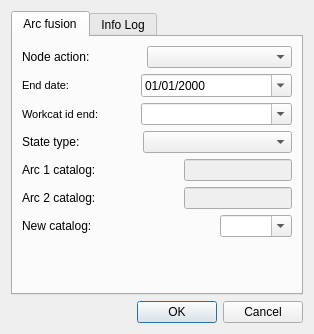
This is core/ui/toolbars/edit/arc_fusion.ui in Giswater/giswater_qgis_plugin as Qt 5 draws it before an edit. The edited form follows.
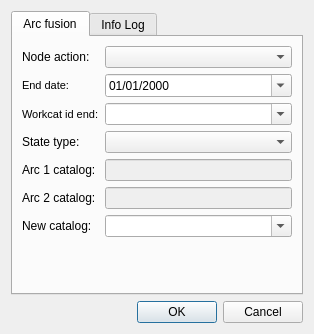
This is the edited form.

Commit message: feat(arc_fusion_btn | feature_replace_btn): add feature psector checks and hide widgets on arc_fusion_btn for plan mode

Patch:
```diff
--- a/core/ui/toolbars/edit/arc_fusion.ui
+++ b/core/ui/toolbars/edit/arc_fusion.ui
@@ -64,53 +64,24 @@
        <string>Arc fusion</string>
       </attribute>
       <layout class="QGridLayout" name="gridLayout_2">
-       <item row="9" column="0">
-        <spacer name="verticalSpacer">
-         <property name="orientation">
-          <enum>Qt::Vertical</enum>
-         </property>
-         <property name="sizeHint" stdset="0">
-          <size>
-           <width>20</width>
-           <height>40</height>
-          </size>
-         </property>
-        </spacer>
-       </item>
-       <item row="5" column="0">
-        <layout class="QHBoxLayout" name="horizontalLayout_3">
-         <item>
-          <widget class="QLabel" name="lbl_arc1cat">
-           <property name="text">
-            <string>Arc 1 catalog:</string>
-           </property>
-          </widget>
-         </item>
-         <item>
-          <spacer name="horizontalSpacer_6">
-           <property name="orientation">
-            <enum>Qt::Horizontal</enum>
-           </property>
-           <property name="sizeHint" stdset="0">
-            <size>
-             <width>40</width>
-             <height>20</height>
-            </size>
-           </property>
-          </spacer>
-         </item>
-         <item>
+       <item row="4" column="1">
           <widget class="QLineEdit" name="txt_arc1cat">
            <property name="enabled">
             <bool>false</bool>
            </property>
           </widget>
          </item>
-        </layout>
+       <item row="0" column="1">
+        <widget class="QComboBox" name="cmb_nodeaction">
+         <property name="sizePolicy">
+          <sizepolicy hsizetype="Expanding" vsizetype="Fixed">
+           <horstretch>0</horstretch>
+           <verstretch>0</verstretch>
+          </sizepolicy>
+         </property>
+        </widget>
        </item>
-       <item row="2" column="0">
-        <layout class="QHBoxLayout" name="horizontalLayout_2">
-         <item>
+       <item row="1" column="0">
           <widget class="QLabel" name="lbl_enddate">
            <property name="font">
             <font>
@@ -137,132 +108,17 @@
            </property>
           </widget>
          </item>
-         <item>
-          <spacer name="horizontalSpacer">
-           <property name="orientation">
-            <enum>Qt::Horizontal</enum>
-           </property>
-           <property name="sizeType">
-            <enum>QSizePolicy::Fixed</enum>
-           </property>
-           <property name="sizeHint" stdset="0">
-            <size>
-             <width>65</width>
-             <height>20</height>
-            </size>
-           </property>
-          </spacer>
-         </item>
-         <item>
-          <widget class="QDateEdit" name="enddate">
-           <property name="sizePolicy">
-            <sizepolicy hsizetype="Expanding" vsizetype="Fixed">
-             <horstretch>0</horstretch>
-             <verstretch>0</verstretch>
-            </sizepolicy>
-           </property>
-           <property name="displayFormat">
-            <string>dd/MM/yyyy</string>
-           </property>
-           <property name="calendarPopup">
-            <bool>true</bool>
-           </property>
-          </widget>
-         </item>
-        </layout>
-       </item>
-       <item row="3" column="0">
-        <layout class="QHBoxLayout" name="horizontalLayout">
-         <item>
-          <widget class="QLabel" name="lbl_workcat_id_end">
-           <property name="font">
-            <font>
-             <pointsize>8</pointsize>
-            </font>
-           </property>
-           <property name="frameShape">
-            <enum>QFrame::NoFrame</enum>
-           </property>
-           <property name="frameShadow">
-            <enum>QFrame::Raised</enum>
-           </property>
-           <property name="text">
-            <string>Workcat id end:</string>
-           </property>
-           <property name="textFormat">
-            <enum>Qt::AutoText</enum>
-           </property>
-           <property name="scaledContents">
-            <bool>false</bool>
-           </property>
-           <property name="margin">
-            <number>3</number>
-           </property>
-          </widget>
-         </item>
-         <item>
-          <spacer name="horizontalSpacer_2">
-           <property name="orientation">
-            <enum>Qt::Horizontal</enum>
-           </property>
-           <property name="sizeType">
-            <enum>QSizePolicy::Fixed</enum>
-           </property>
-           <property name="sizeHint" stdset="0">
-            <size>
-             <width>36</width>
-             <height>20</height>
-            </size>
-           </property>
-          </spacer>
-         </item>
-         <item>
-          <widget class="QComboBox" name="workcat_id_end">
-           <property name="sizePolicy">
-            <sizepolicy hsizetype="Expanding" vsizetype="Fixed">
-             <horstretch>0</horstretch>
-             <verstretch>0</verstretch>
-            </sizepolicy>
-           </property>
-           <property name="contextMenuPolicy">
-            <enum>Qt::CustomContextMenu</enum>
-           </property>
-           <property name="editable">
-            <bool>true</bool>
-           </property>
-          </widget>
-         </item>
-        </layout>
-       </item>
        <item row="4" column="0">
-        <layout class="QHBoxLayout" name="horizontalLayout_5">
-         <property name="spacing">
-          <number>6</number>
-         </property>
-         <item>
-          <widget class="QLabel" name="lbl_statetype">
+        <widget class="QLabel" name="lbl_arc1cat">
            <property name="text">
-            <string>State type:</string>
+          <string>Arc 1 catalog:</string>
+         </property>
+         <property name="margin">
+          <number>3</number>
            </property>
           </widget>
          </item>
-         <item>
-          <spacer name="horizontalSpacer_5">
-           <property name="orientation">
-            <enum>Qt::Horizontal</enum>
-           </property>
-           <property name="sizeType">
-            <enum>QSizePolicy::Fixed</enum>
-           </property>
-           <property name="sizeHint" stdset="0">
-            <size>
-             <width>57</width>
-             <height>20</height>
-            </size>
-           </property>
-          </spacer>
-         </item>
-         <item>
+       <item row="3" column="1">
           <widget class="QComboBox" name="cmb_statetype">
            <property name="sizePolicy">
             <sizepolicy hsizetype="Expanding" vsizetype="Fixed">
@@ -272,106 +128,131 @@
            </property>
           </widget>
          </item>
-        </layout>
-       </item>
-       <item row="7" column="0">
-        <layout class="QHBoxLayout" name="horizontalLayout_6">
-         <item>
-          <widget class="QLabel" name="lbl_arc2cat">
-           <property name="text">
-            <string>Arc 2 catalog:</string>
-           </property>
-          </widget>
-         </item>
-         <item>
-          <spacer name="horizontalSpacer_7">
-           <property name="orientation">
-            <enum>Qt::Horizontal</enum>
-           </property>
-           <property name="sizeHint" stdset="0">
-            <size>
-             <width>40</width>
-             <height>20</height>
-            </size>
-           </property>
-          </spacer>
-         </item>
-         <item>
+       <item row="5" column="1">
           <widget class="QLineEdit" name="txt_arc2cat">
            <property name="enabled">
             <bool>false</bool>
            </property>
           </widget>
          </item>
-        </layout>
+       <item row="2" column="1">
+        <widget class="QComboBox" name="workcat_id_end">
+         <property name="sizePolicy">
+          <sizepolicy hsizetype="Expanding" vsizetype="Fixed">
+           <horstretch>0</horstretch>
+           <verstretch>0</verstretch>
+          </sizepolicy>
+         </property>
+         <property name="contextMenuPolicy">
+          <enum>Qt::CustomContextMenu</enum>
+         </property>
+         <property name="editable">
+          <bool>true</bool>
+         </property>
+        </widget>
        </item>
-       <item row="1" column="0">
-        <layout class="QHBoxLayout" name="horizontalLayout_4">
-         <item>
+       <item row="0" column="0">
           <widget class="QLabel" name="lbl_nodeaction">
            <property name="text">
             <string>Node action:</string>
            </property>
-          </widget>
-         </item>
-         <item>
-          <spacer name="horizontalSpacer_4">
-           <property name="orientation">
-            <enum>Qt::Horizontal</enum>
-           </property>
-           <property name="sizeType">
-            <enum>QSizePolicy::Fixed</enum>
-           </property>
-           <property name="sizeHint" stdset="0">
-            <size>
-             <width>51</width>
-             <height>20</height>
-            </size>
-           </property>
-          </spacer>
-         </item>
-         <item>
-          <widget class="QComboBox" name="cmb_nodeaction">
-           <property name="sizePolicy">
-            <sizepolicy hsizetype="Expanding" vsizetype="Fixed">
-             <horstretch>0</horstretch>
-             <verstretch>0</verstretch>
-            </sizepolicy>
+         <property name="margin">
+          <number>3</number>
+         </property>
+        </widget>
+       </item>
+       <item row="5" column="0">
+        <widget class="QLabel" name="lbl_arc2cat">
+         <property name="text">
+          <string>Arc 2 catalog:</string>
+         </property>
+         <property name="margin">
+          <number>3</number>
+         </property>
+        </widget>
+       </item>
+       <item row="6" column="1">
+        <widget class="QComboBox" name="cmb_new_cat">
+         <property name="editable">
+          <bool>true</bool>
            </property>
           </widget>
          </item>
-        </layout>
-       </item>
-       <item row="8" column="0">
-        <layout class="QHBoxLayout" name="horizontalLayout_7">
-         <item>
+       <item row="6" column="0">
           <widget class="QLabel" name="lbl_new_cat">
            <property name="text">
             <string>New catalog:</string>
            </property>
-          </widget>
-         </item>
-         <item>
-          <spacer name="horizontalSpacer_8">
+         <property name="margin">
+          <number>3</number>
+         </property>
+        </widget>
+       </item>
+       <item row="2" column="0">
+        <widget class="QLabel" name="lbl_workcat_id_end">
+         <property name="font">
+          <font>
+           <pointsize>8</pointsize>
+          </font>
+         </property>
+         <property name="frameShape">
+          <enum>QFrame::NoFrame</enum>
+         </property>
+         <property name="frameShadow">
+          <enum>QFrame::Raised</enum>
+         </property>
+         <property name="text">
+          <string>Workcat id end:</string>
+         </property>
+         <property name="textFormat">
+          <enum>Qt::AutoText</enum>
+         </property>
+         <property name="scaledContents">
+          <bool>false</bool>
+         </property>
+         <property name="margin">
+          <number>3</number>
+         </property>
+        </widget>
+       </item>
+       <item row="1" column="1">
+        <widget class="QDateEdit" name="enddate">
+         <property name="sizePolicy">
+          <sizepolicy hsizetype="Expanding" vsizetype="Fixed">
+           <horstretch>0</horstretch>
+           <verstretch>0</verstretch>
+          </sizepolicy>
+         </property>
+         <property name="displayFormat">
+          <string>dd/MM/yyyy</string>
+         </property>
+         <property name="calendarPopup">
+          <bool>true</bool>
+         </property>
+        </widget>
+       </item>
+       <item row="3" column="0">
+        <widget class="QLabel" name="lbl_statetype">
+         <property name="text">
+          <string>State type:</string>
+         </property>
+         <property name="margin">
+          <number>3</number>
+         </property>
+        </widget>
+       </item>
+       <item row="7" column="0" colspan="2">
+        <spacer name="verticalSpacer">
            <property name="orientation">
-            <enum>Qt::Horizontal</enum>
+          <enum>Qt::Vertical</enum>
            </property>
            <property name="sizeHint" stdset="0">
             <size>
-             <width>40</width>
-             <height>20</height>
+           <width>20</width>
+           <height>40</height>
             </size>
            </property>
           </spacer>
-         </item>
-         <item>
-          <widget class="QComboBox" name="cmb_new_cat">
-           <property name="editable">
-            <bool>true</bool>
-           </property>
-          </widget>
-         </item>
-        </layout>
        </item>
       </layout>
      </widget>
```
Left out of the diff: 6 changed lines with no effect on the pictures. Lines whose indentation alone changed are shown as unchanged. The commit also changes 2 other files.
